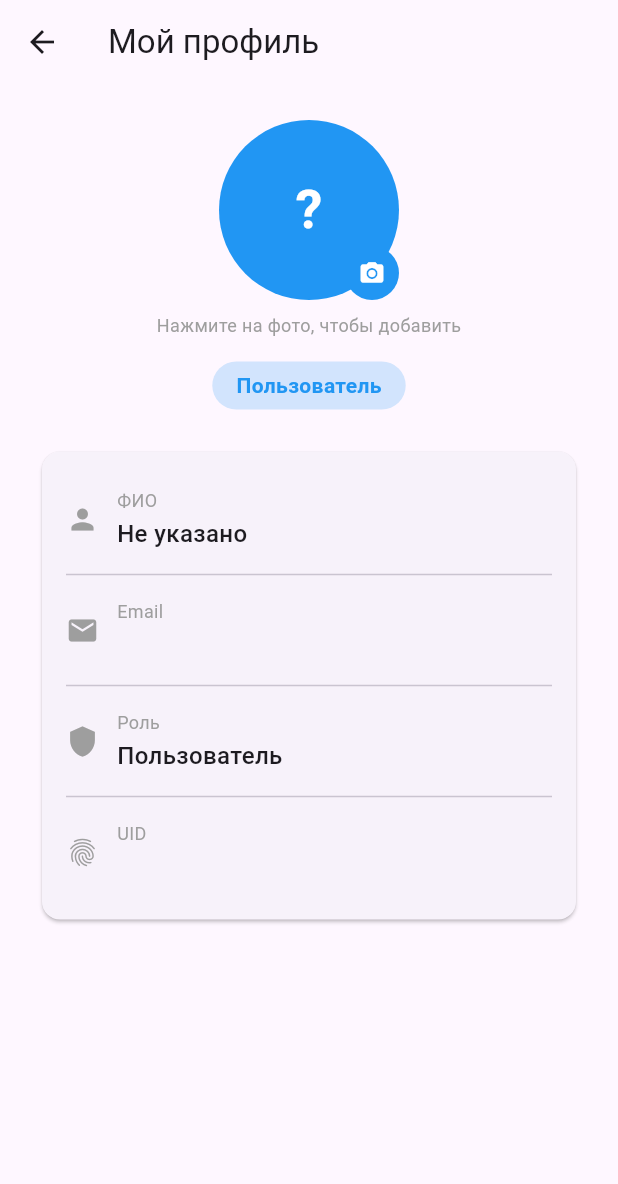
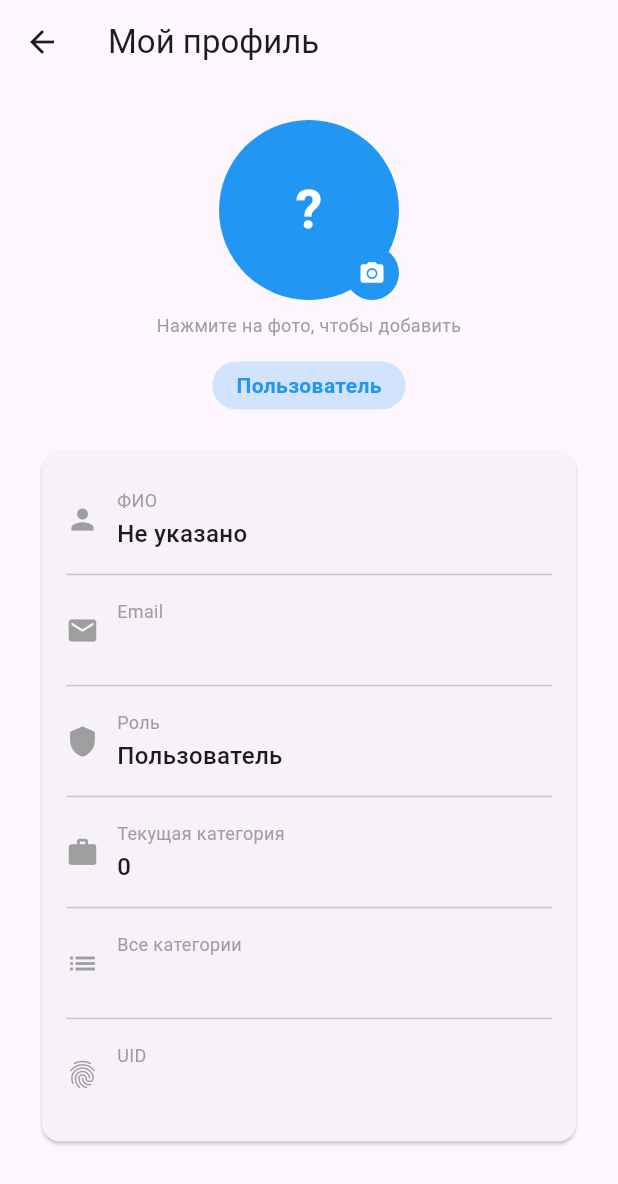
Before and after one commit to BOGZOERT/new-systems-intercession, a Flutter app: the UserProfileScreen screen opened directly, after a tap on the "camera alt" icon, on a phone screen of 412 x 824 dp. Shown: the top 1184 px of the screen. Run offline on Flutter 3.47's test engine with Material 3 defaults, Android fonts, the phone set to English and light mode, and no system bars; our stand-ins replace cloud_firestore, data_table_2, firebase_auth, firebase_core, image_picker; missing offline and left inert: cloudinary; accounts and stored records are empty.

Commit message:
new status

```diff
--- a/lib/models/app_user.dart
+++ b/lib/models/app_user.dart
@@ -7,6 +7,7 @@ class AppUser {
   final AppRole role;
   final int category;
   final List<int> categories;
+  final String photoUrl;
 
   const AppUser({
     required this.uid,
@@ -15,6 +16,7 @@ class AppUser {
     required this.role,
     this.category = 4,
     this.categories = const [4],
+    this.photoUrl = '',
   });
 
   AppUser copyWith({
@@ -24,6 +26,7 @@ class AppUser {
     AppRole? role,
     int? category,
     List<int>? categories,
+    String? photoUrl,
   }) {
     return AppUser(
       uid: uid ?? this.uid,
@@ -32,6 +35,7 @@ class AppUser {
       role: role ?? this.role,
       category: category ?? this.category,
       categories: categories ?? this.categories,
+      photoUrl: photoUrl ?? this.photoUrl,
     );
   }
 
@@ -65,6 +69,7 @@ class AppUser {
       role: role,
       category: (data['category'] as num?)?.toInt() ?? cats.first,
       categories: cats,
+      photoUrl: data['photo_url'] as String? ?? '',
     );
   }
 
@@ -75,6 +80,7 @@ class AppUser {
       'role': role.name,
       'category': category,
       'categories': categories,
+      'photo_url': photoUrl,
     };
   }
 }
--- a/lib/screens/user_profile_screen.dart
+++ b/lib/screens/user_profile_screen.dart
@@ -1,12 +1,10 @@
 import 'dart:io';
-import 'dart:typed_data';
-import 'package:flutter/foundation.dart';
 import 'package:flutter/material.dart';
 import 'package:image_picker/image_picker.dart';
-import 'package:path_provider/path_provider.dart';
 import 'package:provider/provider.dart';
 import '../models/app_user.dart';
 import '../providers/auth_provider.dart';
+import '../services/cloudinary_service.dart';
 
 class UserProfileScreen extends StatefulWidget {
   const UserProfileScreen({super.key});
@@ -16,88 +14,149 @@ class UserProfileScreen extends StatefulWidget {
 }
 
 class _UserProfileScreenState extends State<UserProfileScreen> {
-  File? _photoFile;
-  Uint8List? _webImage;
+  final CloudinaryService _cloudinaryService = CloudinaryService();
   bool _isLoading = false;
   int _photoVersion = 0;
 
   @override
-  void initState() {
-    super.initState();
-    _loadPhoto();
+  Widget build(BuildContext context) {
+    final authProvider = context.watch<AuthProvider>();
+    final appUser = authProvider.appUser;
+
+    if (appUser == null) {
+      return const Scaffold(body: Center(child: Text('Пользователь не найден')));
     }
 
-  Future<void> _loadPhoto() async {
-    if (kIsWeb) return; // Веб: показываем инициалы, фото не сохраняем
+    final hasPhoto = appUser.photoUrl.isNotEmpty;
 
-    try {
-      final dir = await getApplicationDocumentsDirectory();
-      final file = File('${dir.path}/user_photo.jpg');
-      if (await file.exists()) {
-        setState(() {
-          _photoFile = file;
-          _photoVersion++;
-        });
-      }
-    } catch (e) {
-      print('Ошибка загрузки фото: $e');
-    }
+    return Scaffold(
+      appBar: AppBar(title: const Text('Мой профиль')),
+      body: SingleChildScrollView(
+        padding: const EdgeInsets.all(24),
+        child: Column(
+          children: [
+            Stack(
+              alignment: Alignment.bottomRight,
+              children: [
+                InkWell(
+                  onTap: () => _pickImage(authProvider, appUser),
+                  borderRadius: BorderRadius.circular(60),
+                  child: CircleAvatar(
+                    key: ValueKey('photo_$_photoVersion'),
+                    radius: 60,
+                    backgroundColor: _getRoleColor(appUser.role),
+                    backgroundImage: hasPhoto ? NetworkImage(appUser.photoUrl) : null,
+                    child: !hasPhoto
+                        ? Text(
+                      _getInitials(appUser.fullName),
+                      style: const TextStyle(fontSize: 36, color: Colors.white, fontWeight: FontWeight.bold),
+                    )
+                        : null,
+                  ),
+                ),
+                InkWell(
+                  onTap: hasPhoto
+                      ? () => _deletePhoto(authProvider, appUser)
+                      : () => _pickImage(authProvider, appUser),
+                  child: CircleAvatar(
+                    radius: 18,
+                    backgroundColor: hasPhoto ? Colors.red : Colors.blue,
+                    child: Icon(
+                      hasPhoto ? Icons.delete : Icons.camera_alt,
+                      size: 18,
+                      color: Colors.white,
+                    ),
+                  ),
+                ),
+              ],
+            ),
+            if (_isLoading)
+              const Padding(
+                padding: EdgeInsets.only(top: 8),
+                child: SizedBox(width: 20, height: 20, child: CircularProgressIndicator(strokeWidth: 2)),
+              ),
+            const SizedBox(height: 8),
+            Text(
+              hasPhoto ? 'Нажмите на фото, чтобы изменить' : 'Нажмите на фото, чтобы добавить',
+              style: const TextStyle(color: Colors.grey, fontSize: 12),
+            ),
+            const SizedBox(height: 16),
+            Container(
+              padding: const EdgeInsets.symmetric(horizontal: 16, vertical: 6),
+              decoration: BoxDecoration(
+                color: _getRoleColor(appUser.role).withOpacity(0.2),
+                borderRadius: BorderRadius.circular(20),
+              ),
+              child: Text(
+                _getRoleTitle(appUser.role),
+                style: TextStyle(color: _getRoleColor(appUser.role), fontWeight: FontWeight.bold),
+              ),
+            ),
+            const SizedBox(height: 24),
+            Card(
+              child: Padding(
+                padding: const EdgeInsets.all(16),
+                child: Column(
+                  children: [
+                    _buildInfoRow(Icons.person, 'ФИО', appUser.fullName.isNotEmpty ? appUser.fullName : 'Не указано'),
+                    const Divider(),
+                    _buildInfoRow(Icons.email, 'Email', appUser.email),
+                    const Divider(),
+                    _buildInfoRow(Icons.shield, 'Роль', _getRoleTitle(appUser.role)),
+                    const Divider(),
+                    _buildInfoRow(Icons.work, 'Текущая категория', '${appUser.category}'),
+                    const Divider(),
+                    _buildInfoRow(Icons.list, 'Все категории', appUser.categories.join(', ')),
+                    const Divider(),
+                    _buildInfoRow(Icons.fingerprint, 'UID', appUser.uid.length > 16 ? '${appUser.uid.substring(0, 16)}...' : appUser.uid),
+                  ],
+                ),
+              ),
+            ),
+          ],
+        ),
+      ),
+    );
   }
 
-  Future<void> _pickImage() async {
+  Future<void> _pickImage(AuthProvider authProvider, AppUser appUser) async {
     try {
       final picker = ImagePicker();
       final picked = await picker.pickImage(source: ImageSource.gallery, maxWidth: 600);
+      if (picked == null) return;
 
-      if (picked != null) {
       setState(() => _isLoading = true);
 
-        if (kIsWeb) {
-          // Веб: читаем байты сразу
-          final bytes = await picked.readAsBytes();
+      final file = File(picked.path);
+      final fileName = 'user_${appUser.uid}_${DateTime.now().millisecondsSinceEpoch}';
+
+      // Загружаем в Cloudinary
+      final photoUrl = await _cloudinaryService.uploadPhoto(file, fileName);
+
+      // Сохраняем URL в Firestore
+      await authProvider.updatePhotoUrl(photoUrl);
+
       setState(() {
-            _webImage = bytes;
         _photoVersion++;
         _isLoading = false;
       });
-        } else {
-          // Мобильные: сохраняем в файл
-          final dir = await getApplicationDocumentsDirectory();
-          final oldFile = File('${dir.path}/user_photo.jpg');
-          if (await oldFile.exists()) {
-            await oldFile.delete();
-          }
-          await Future.delayed(const Duration(milliseconds: 100));
-          await File(picked.path).copy(oldFile.path);
-
-          PaintingBinding.instance.imageCache.clear();
-          PaintingBinding.instance.imageCache.clearLiveImages();
-
-          setState(() {
-            _photoFile = File(oldFile.path);
-            _photoVersion++;
-            _isLoading = false;
-          });
-        }
 
       if (mounted) {
         ScaffoldMessenger.of(context).showSnackBar(
           const SnackBar(content: Text('✅ Фото обновлено')),
         );
       }
-      }
     } catch (e) {
       setState(() => _isLoading = false);
-      print('Ошибка выбора фото: $e');
       if (mounted) {
         ScaffoldMessenger.of(context).showSnackBar(
-          SnackBar(content: Text('❌ Ошибка: $e')),
+          SnackBar(content: Text('❌ Ошибка загрузки фото: $e')),
         );
       }
     }
   }
 
-  Future<void> _deletePhoto() async {
+  Future<void> _deletePhoto(AuthProvider authProvider, AppUser appUser) async {
     final confirm = await showDialog<bool>(
       context: context,
       builder: (ctx) => AlertDialog(
@@ -117,20 +176,18 @@ class _UserProfileScreenState extends State<UserProfileScreen> {
     if (confirm != true) return;
 
     try {
-      if (!kIsWeb) {
-        final dir = await getApplicationDocumentsDirectory();
-        final file = File('${dir.path}/user_photo.jpg');
-        if (await file.exists()) {
-          await file.delete();
-        }
-        PaintingBinding.instance.imageCache.clear();
-        PaintingBinding.instance.imageCache.clearLiveImages();
-      }
+      setState(() => _isLoading = true);
+
+      // Удаляем из Cloudinary
+      final publicId = 'avatars/user_${appUser.uid}';
+      await _cloudinaryService.deletePhoto(publicId);
+
+      // Убираем URL из Firestore
+      await authProvider.removePhotoUrl();
 
       setState(() {
-        _photoFile = null;
-        _webImage = null;
         _photoVersion++;
+        _isLoading = false;
       });
 
       if (mounted) {
@@ -139,22 +196,12 @@ class _UserProfileScreenState extends State<UserProfileScreen> {
         );
       }
     } catch (e) {
+      setState(() => _isLoading = false);
       print('Ошибка удаления фото: $e');
+      // Даже если удаление из Cloudinary не сработало, убираем URL
+      await authProvider.removePhotoUrl();
+      setState(() => _photoVersion++);
     }
-  }
-
-  /// Есть ли фото (веб или мобильное)
-  bool get _hasPhoto => _photoFile != null || _webImage != null;
-
-  /// Провайдер изображения для CircleAvatar
-  ImageProvider? get _backgroundImage {
-    if (kIsWeb && _webImage != null) {
-      return MemoryImage(_webImage!);
-    }
-    if (!kIsWeb && _photoFile != null) {
-      return FileImage(_photoFile!);
-    }
-    return null;
   }
 
   Color _getRoleColor(AppRole role) {
@@ -182,120 +229,6 @@ class _UserProfileScreenState extends State<UserProfileScreen> {
     return fullName[0].toUpperCase();
   }
 
-  @override
-  Widget build(BuildContext context) {
-    final appUser = context.watch<AuthProvider>().appUser;
-
-    if (appUser == null) {
-      return const Scaffold(
-        body: Center(child: Text('Пользователь не найден')),
-      );
-    }
-
-    return Scaffold(
-      appBar: AppBar(
-        title: const Text('Мой профиль'),
-      ),
-      body: SingleChildScrollView(
-        padding: const EdgeInsets.all(24),
-        child: Column(
-          children: [
-            // Фото
-            Stack(
-              alignment: Alignment.bottomRight,
-              children: [
-                InkWell(
-                  onTap: _pickImage,
-                  borderRadius: BorderRadius.circular(60),
-                  child: CircleAvatar(
-                    key: ValueKey('photo_$_photoVersion'),
-                    radius: 60,
-                    backgroundColor: _getRoleColor(appUser.role),
-                    backgroundImage: _backgroundImage,
-                    child: !_hasPhoto
-                        ? Text(
-                      _getInitials(appUser.fullName),
-                      style: const TextStyle(
-                        fontSize: 36,
-                        color: Colors.white,
-                        fontWeight: FontWeight.bold,
-                      ),
-                    )
-                        : null,
-                  ),
-                ),
-                InkWell(
-                  onTap: _hasPhoto ? _deletePhoto : _pickImage,
-                  child: CircleAvatar(
-                    radius: 18,
-                    backgroundColor: _hasPhoto ? Colors.red : Colors.blue,
-                    child: Icon(
-                      _hasPhoto ? Icons.delete : Icons.camera_alt,
-                      size: 18,
-                      color: Colors.white,
-                    ),
-                  ),
-                ),
-              ],
-            ),
-
-            if (_isLoading)
-              const Padding(
-                padding: EdgeInsets.only(top: 8),
-                child: SizedBox(
-                  width: 20,
-                  height: 20,
-                  child: CircularProgressIndicator(strokeWidth: 2),
-                ),
-              ),
-
-            const SizedBox(height: 8),
-            Text(
-              _hasPhoto ? 'Нажмите на фото, чтобы изменить' : 'Нажмите на фото, чтобы добавить',
-              style: const TextStyle(color: Colors.grey, fontSize: 12),
-            ),
-            const SizedBox(height: 16),
-
-            // Роль
-            Container(
-              padding: const EdgeInsets.symmetric(horizontal: 16, vertical: 6),
-              decoration: BoxDecoration(
-                color: _getRoleColor(appUser.role).withOpacity(0.2),
-                borderRadius: BorderRadius.circular(20),
-              ),
-              child: Text(
-                _getRoleTitle(appUser.role),
-                style: TextStyle(
-                  color: _getRoleColor(appUser.role),
-                  fontWeight: FontWeight.bold,
-                ),
-              ),
-            ),
-            const SizedBox(height: 24),
-
-            // Карточка с данными
-            Card(
-              child: Padding(
-                padding: const EdgeInsets.all(16),
-                child: Column(
-                  children: [
-                    _buildInfoRow(Icons.person, 'ФИО', appUser.fullName.isNotEmpty ? appUser.fullName : 'Не указано'),
-                    const Divider(),
-                    _buildInfoRow(Icons.email, 'Email', appUser.email),
-                    const Divider(),
-                    _buildInfoRow(Icons.shield, 'Роль', _getRoleTitle(appUser.role)),
-                    const Divider(),
-                    _buildInfoRow(Icons.fingerprint, 'UID', appUser.uid.length > 16 ? '${appUser.uid.substring(0, 16)}...' : appUser.uid),
-                  ],
-                ),
-              ),
-            ),
-          ],
-        ),
-      ),
-    );
-  }
-
   Widget _buildInfoRow(IconData icon, String label, String value) {
     return Padding(
       padding: const EdgeInsets.symmetric(vertical: 8),
--- /dev/null
+++ b/lib/services/cloudinary_service.dart
@@ -0,0 +1,34 @@
+import 'dart:io';
+import 'package:cloudinary/cloudinary.dart';
+
+class CloudinaryService {
+  late final Cloudinary _cloudinary;
+
+  CloudinaryService() {
+    _cloudinary = Cloudinary.signedConfig(
+      apiKey: '145147764492364',
+      apiSecret: 'REELR0U41xu5oMRVejSZ9iKpzC4',
+      cloudName: 'dsbfuphyp',
+    );
+  }
+
+  /// Загрузить фото и получить URL
+  Future<String> uploadPhoto(File file, String fileName) async {
+    final response = await _cloudinary.upload(
+      file: file.path,
+      fileName: fileName,
+      folder: 'avatars',
+    );
+
+    if (response.isSuccessful) {
+      return response.secureUrl!;
+    } else {
+      throw Exception('Ошибка загрузки: ${response.error}');
+    }
+  }
+
+  /// Удалить фото
+  Future<void> deletePhoto(String publicId) async {
+    await _cloudinary.destroy(publicId);
+  }
+}
--- a/pubspec.yaml
+++ b/pubspec.yaml
@@ -44,6 +44,7 @@ dependencies:
   image_picker: ^1.2.2
   path_provider: ^2.1.6
   firebase_storage: ^13.4.3
+  cloudinary: ^1.2.0
 dev_dependencies:
   flutter_test:
     sdk: flutter
```
Also changed, not shown: lib/providers/auth_provider.dart (+25 -5 lines), pubspec.lock. Lines whose indentation alone changed are shown as unchanged.
